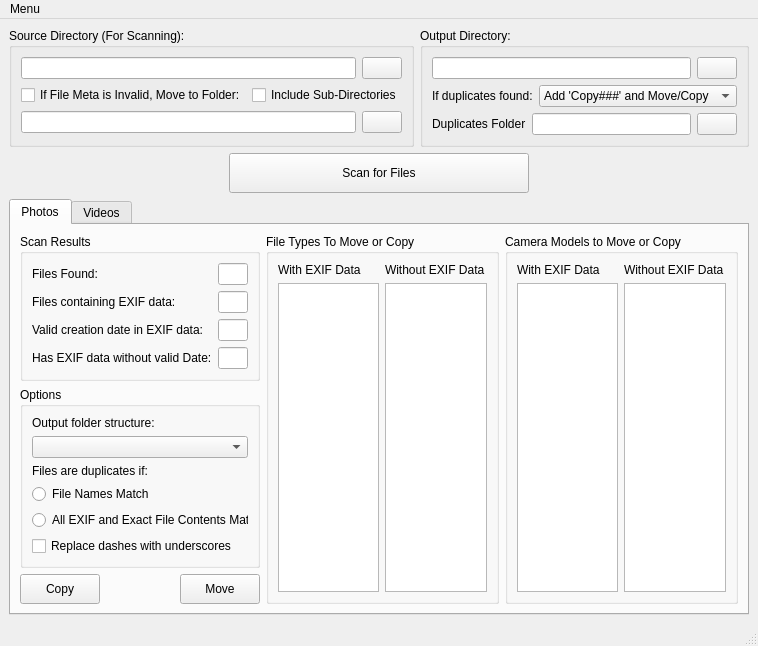
Qt form metamovermainwindow.ui (AmelioratesDevelopment/MetaMover) before a commit.
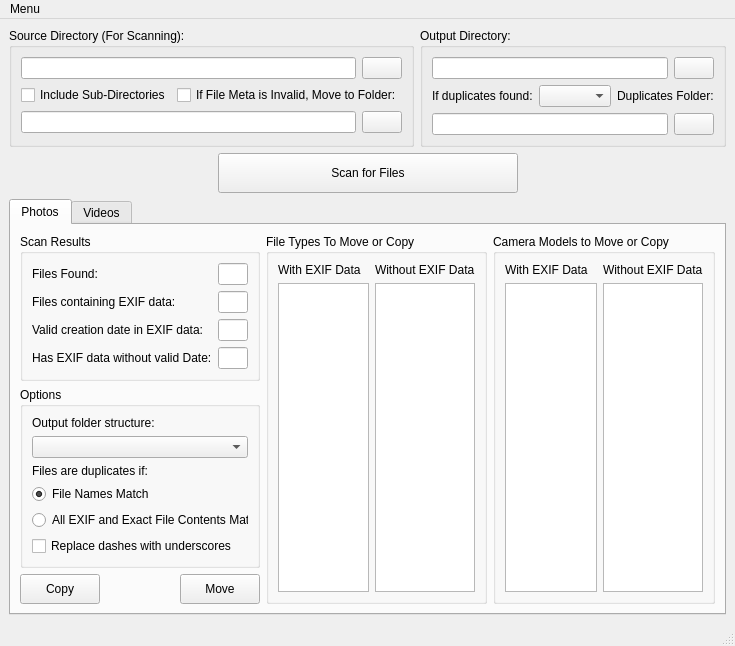
The same form after that commit. Icons and pictures are not drawn.

```diff
--- a/metamovermainwindow.ui
+++ b/metamovermainwindow.ui
@@ -46,9 +46,9 @@
            <item row="1" column="0">
             <layout class="QHBoxLayout" name="horizontalLayout_5">
              <item>
-              <widget class="QCheckBox" name="checkBoxInvalidMetaMove">
+              <widget class="QCheckBox" name="checkBoxIncludeSubDir">
                <property name="text">
-                <string>If File Meta is Invalid, Move to Folder:</string>
+                <string>Include Sub-Directories</string>
                </property>
               </widget>
              </item>
@@ -66,9 +66,9 @@
               </spacer>
              </item>
              <item>
-              <widget class="QCheckBox" name="checkBoxIncludeSubDir">
+              <widget class="QCheckBox" name="checkBoxInvalidMetaMove">
                <property name="text">
-                <string>Include Sub-Directories</string>
+                <string>If File Meta is Invalid, Move to Folder:</string>
                </property>
               </widget>
              </item>
@@ -142,26 +142,13 @@
                  <verstretch>0</verstretch>
                 </sizepolicy>
                </property>
-               <item>
-                <property name="text">
-                 <string>Add 'Copy###' and Move/Copy</string>
-                </property>
-               </item>
-               <item>
-                <property name="text">
-                 <string>Do not move or copy </string>
-                </property>
-               </item>
-               <item>
-                <property name="text">
-                 <string>Overwrite</string>
-                </property>
-               </item>
-               <item>
-                <property name="text">
-                 <string>Move to folder</string>
-                </property>
-               </item>
+              </widget>
+             </item>
+             <item>
+              <widget class="QLabel" name="labelDuplicatesDir">
+               <property name="text">
+                <string>Duplicates Folder:</string>
+               </property>
               </widget>
              </item>
             </layout>
@@ -169,17 +156,10 @@
            <item row="2" column="0">
             <layout class="QHBoxLayout" name="horizontalLayout_4">
              <item>
-              <widget class="QLabel" name="label_2">
-               <property name="text">
-                <string>Duplicates Folder</string>
-               </property>
-              </widget>
+              <widget class="QLineEdit" name="lineEditDuplicatesDir"/>
              </item>
              <item>
-              <widget class="QLineEdit" name="lineEdit_3"/>
-             </item>
-             <item>
-              <widget class="QPushButton" name="pushButton_3">
+              <widget class="QPushButton" name="pushButtonDuplicatesDirBrowse">
                <property name="text">
                 <string/>
                </property>
@@ -370,6 +350,9 @@
                  <property name="text">
                   <string>File Names Match</string>
                  </property>
+                 <property name="checked">
+                  <bool>true</bool>
+                 </property>
                 </widget>
                </item>
                <item row="4" column="0">
```
Left out of the diff: 21 changed lines with no effect on the pictures.
